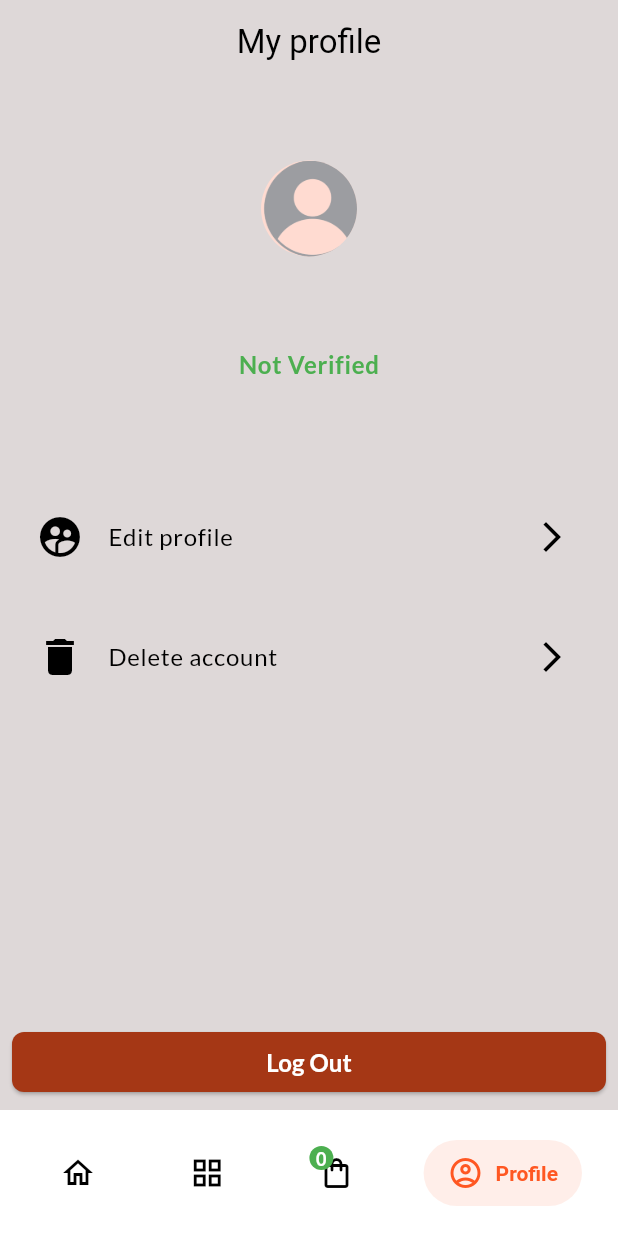
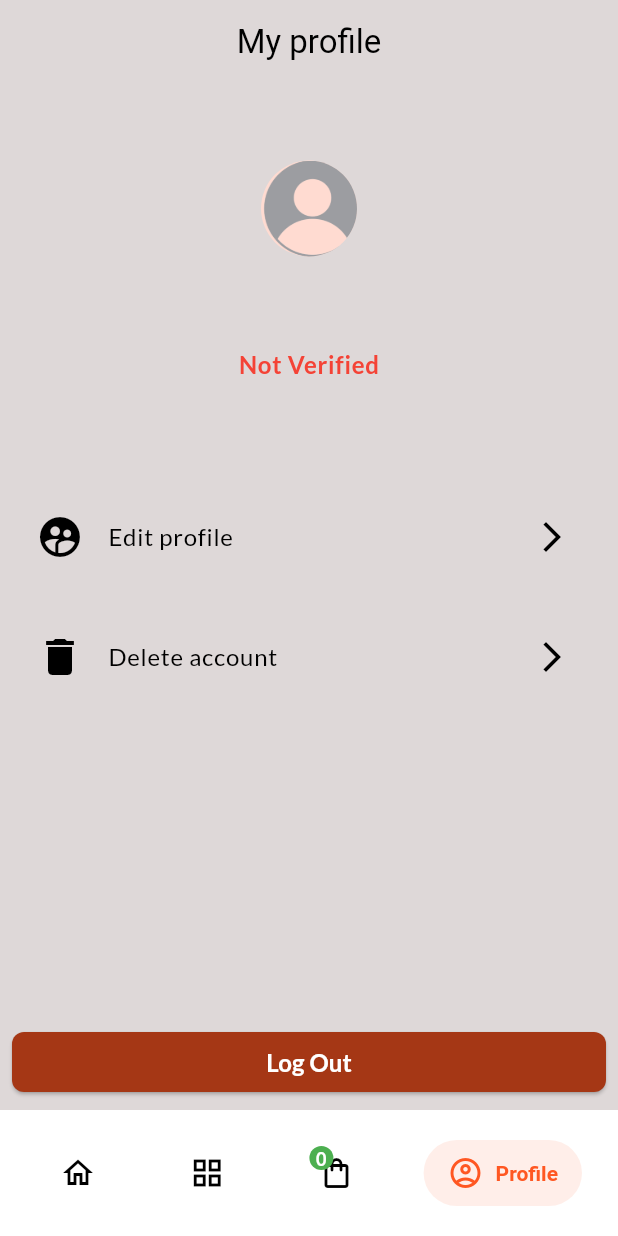
Before and after one commit to KabetEx/KabetEx, a Flutter app: the screen it shows once a user with an empty profile is signed in, item 4 of the bottom bar chosen, after a tap on "Log Out", on a phone screen of 412 x 824 dp. Run offline on Flutter 3.47's test engine with Material 3 defaults, Android fonts, the phone set to English and light mode, and no system bars; drawn by our look-alikes of salomon_bottom_bar; our stand-ins replace cached_network_image, carousel_slider, flutter_riverpod, flutter_switch, google_fonts, hive and 5 more; accounts and stored records are empty.

Commit message:
Profile page work before power loss

```diff
--- a/lib/features/home/presentations/home_page.dart
+++ b/lib/features/home/presentations/home_page.dart
@@ -3,7 +3,6 @@ import 'package:flutter_riverpod/flutter_riverpod.dart';
 import 'package:kabetex/features/home/widgets/app_title_row.dart';
 import 'package:kabetex/features/categories/widgets/category_gridview.dart';
 import 'package:kabetex/features/home/widgets/hero_banner.dart';
-import 'package:kabetex/providers/theme_provider.dart';
 import 'package:kabetex/features/home/widgets/drawer.dart';
 import 'package:kabetex/features/products/widgets/products_listview.dart';
 
@@ -22,7 +21,6 @@ class _HomePageState extends ConsumerState<HomePage>
   @override
   Widget build(BuildContext context) {
     super.build(context);
-    final isDarkMode = ref.watch(isDarkModeProvider);
 
     return Scaffold(
       backgroundColor: Theme.of(context).scaffoldBackgroundColor,
--- a/lib/features/home/widgets/app_title_row.dart
+++ b/lib/features/home/widgets/app_title_row.dart
@@ -149,12 +149,13 @@ class _AppTitleRowState extends ConsumerState<AppTitleRow> {
                       children: [
                         TextSpan(
                           text: 'Hello ',
-                          style: Theme.of(context).textTheme.titleSmall!
+                          style: Theme.of(context).textTheme.bodyLarge!
                               .copyWith(
                                 color: isDarkMode
                                     ? Colors.deepOrange
                                     : Colors.black,
-                                fontWeight: FontWeight.w400,
+                                fontWeight: FontWeight.w600,
+                                fontSize: 20,
                               ),
                         ),
                         TextSpan(
@@ -172,10 +173,11 @@ class _AppTitleRowState extends ConsumerState<AppTitleRow> {
                   ),
                   Text(
                     'Lets shop!',
-                    style: Theme.of(context).textTheme.titleMedium!.copyWith(
+                    style: Theme.of(context).textTheme.bodyLarge!.copyWith(
                       fontSize: 16,
-                      fontWeight: FontWeight.w500,
+                      fontWeight: FontWeight.w400,
                       color: isDarkMode ? Colors.grey : Colors.black,
+                      fontFamily: 'lato',
                     ),
                   ),
                 ],
--- a/lib/features/profile_page/presentantion/profile_page.dart
+++ b/lib/features/profile_page/presentantion/profile_page.dart
@@ -14,7 +14,8 @@ class ProfilePage extends ConsumerStatefulWidget {
   ConsumerState<ProfilePage> createState() => _ProfilePageState();
 }
 
-class _ProfilePageState extends ConsumerState<ProfilePage> {
+class _ProfilePageState extends ConsumerState<ProfilePage>
+    with AutomaticKeepAliveClientMixin {
   final _user = Supabase.instance.client.auth.currentUser;
   final _profileService = ProfileServices();
   String? fName;
@@ -27,6 +28,8 @@ class _ProfilePageState extends ConsumerState<ProfilePage> {
     _loadVerification();
   }
 
+  @override
+  bool get wantKeepAlive => true;
   bool get isLoggedIn => _user != null;
 
   Future<void> _loadFname() async {
@@ -56,6 +59,7 @@ class _ProfilePageState extends ConsumerState<ProfilePage> {
   @override
   Widget build(BuildContext context) {
     final isDark = ref.watch(isDarkModeProvider);
+    super.build(context);
 
     return Scaffold(
       appBar: AppBar(
@@ -76,7 +80,9 @@ class _ProfilePageState extends ConsumerState<ProfilePage> {
                     borderRadius: BorderRadius.circular(8),
                   ),
                 ),
-                onPressed: () {},
+                onPressed: () {
+                  Supabase.instance.client.auth.signOut();
+                },
                 child: const Text(
                   'Log Out',
                   style: TextStyle(
@@ -126,7 +132,11 @@ class _ProfilePageState extends ConsumerState<ProfilePage> {
                         getVerText(),
                         style: Theme.of(context).textTheme.bodyLarge!.copyWith(
                           fontWeight: FontWeight.bold,
-                          color: Colors.green,
+                          color: isVerified == true
+                              ? Colors.green
+                              : isVerified == false
+                              ? Colors.red
+                              : Colors.grey, // if null
                           fontSize: 16,
                         ),
                       ),
--- a/lib/features/search/search_page.dart
+++ b/lib/features/search/search_page.dart
@@ -8,7 +8,6 @@ class SearchPage extends ConsumerWidget {
 
   @override
   Widget build(BuildContext context, ref) {
-    final isDark = ref.watch(isDarkModeProvider);
     return Scaffold(
       backgroundColor: Theme.of(context).scaffoldBackgroundColor,
       appBar: AppBar(title: const Text('Search')),
```
